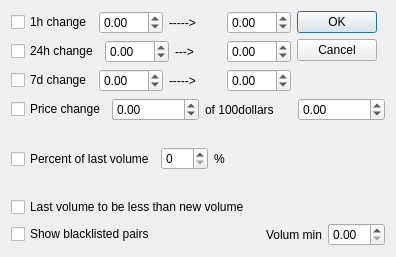
Old version of the form coinfilterdialog.ui in the repository QTinman/CoinBrowser.
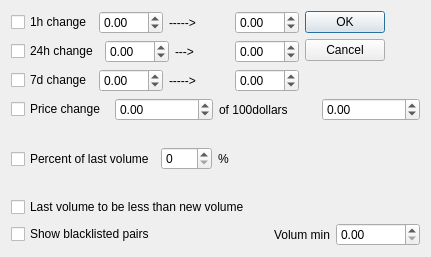
New version of the form. Icons and pictures are not drawn.

```diff
--- a/coinfilterdialog.ui
+++ b/coinfilterdialog.ui
@@ -6,7 +6,7 @@
    <rect>
     <x>0</x>
     <y>0</y>
-    <width>393</width>
+    <width>431</width>
     <height>257</height>
    </rect>
   </property>
@@ -243,7 +243,11 @@
     </widget>
    </item>
    <item row="6" column="4">
-    <widget class="QDoubleSpinBox" name="volum_min"/>
+    <widget class="QDoubleSpinBox" name="volum_min">
+     <property name="maximum">
+      <double>1000000000.000000000000000</double>
+     </property>
+    </widget>
    </item>
   </layout>
  </widget>
```
